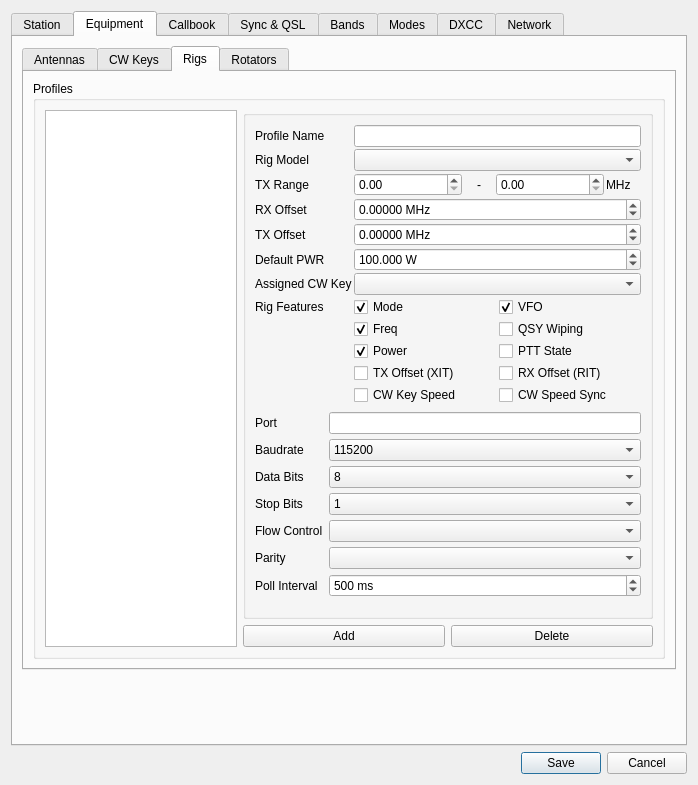
Before: the Qt Designer form ui/SettingsDialog.ui in k5mcd/QLog, drawn with Qt 5.
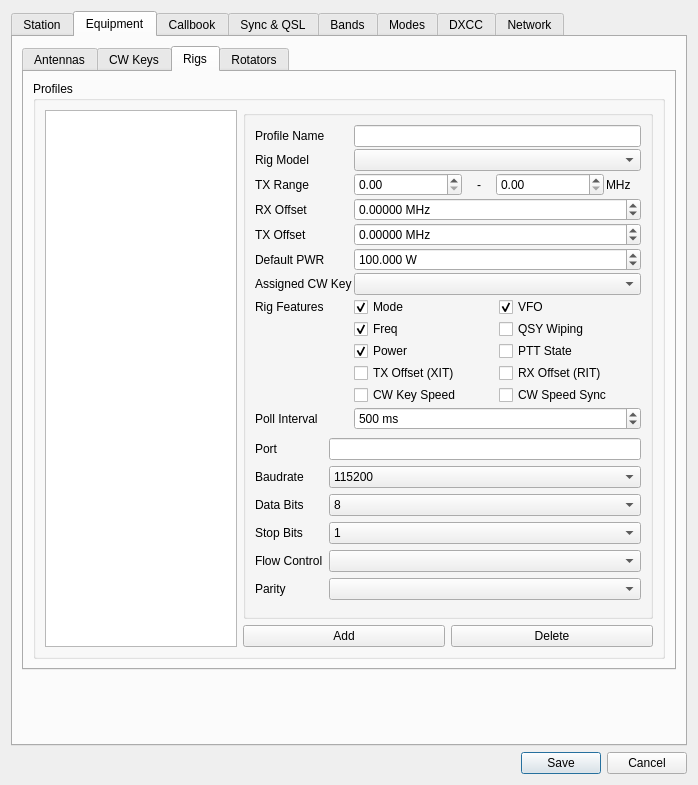
After: the same form once the commit is applied. The open tabs and pages were chosen to show the change. Icons and pictures are not drawn.

Commit message: NetRigPollInterval: NetPort and Polling interval can be defined for NET rig and rot

Patch:
```diff
--- a/ui/SettingsDialog.ui
+++ b/ui/SettingsDialog.ui
@@ -1519,7 +1519,7 @@
                    </item>
                   </layout>
                  </item>
-                 <item row="15" column="0" colspan="2">
+                 <item row="16" column="0" colspan="2">
                   <widget class="QStackedWidget" name="rigStackedWidget">
                    <property name="sizePolicy">
                     <sizepolicy hsizetype="Expanding" vsizetype="Expanding">
@@ -1755,35 +1755,6 @@
                        </property>
                       </widget>
                      </item>
-                     <item row="6" column="0">
-                      <widget class="QLabel" name="rigPollIntervalLabel">
-                       <property name="text">
-                        <string>Poll Interval</string>
-                       </property>
-                      </widget>
-                     </item>
-                     <item row="6" column="1">
-                      <widget class="QSpinBox" name="rigPollIntervalSpinBox">
-                       <property name="sizePolicy">
-                        <sizepolicy hsizetype="Preferred" vsizetype="Fixed">
-                         <horstretch>0</horstretch>
-                         <verstretch>0</verstretch>
-                        </sizepolicy>
-                       </property>
-                       <property name="suffix">
-                        <string> ms</string>
-                       </property>
-                       <property name="minimum">
-                        <number>100</number>
-                       </property>
-                       <property name="maximum">
-                        <number>60000</number>
-                       </property>
-                       <property name="value">
-                        <number>500</number>
-                       </property>
-                      </widget>
-                     </item>
                     </layout>
                    </widget>
                    <widget class="QWidget" name="rigNetworkPage">
@@ -1843,6 +1814,35 @@
                    </widget>
                   </widget>
                  </item>
+                 <item row="15" column="1">
+                  <widget class="QSpinBox" name="rigPollIntervalSpinBox">
+                   <property name="sizePolicy">
+                    <sizepolicy hsizetype="Preferred" vsizetype="Fixed">
+                     <horstretch>0</horstretch>
+                     <verstretch>0</verstretch>
+                    </sizepolicy>
+                   </property>
+                   <property name="suffix">
+                    <string> ms</string>
+                   </property>
+                   <property name="minimum">
+                    <number>100</number>
+                   </property>
+                   <property name="maximum">
+                    <number>60000</number>
+                   </property>
+                   <property name="value">
+                    <number>500</number>
+                   </property>
+                  </widget>
+                 </item>
+                 <item row="15" column="0">
+                  <widget class="QLabel" name="rigPollIntervalLabel">
+                   <property name="text">
+                    <string>Poll Interval</string>
+                   </property>
+                  </widget>
+                 </item>
                 </layout>
                </widget>
               </item>
```
Left out of the diff: 9 changed lines with no effect on the pictures. The commit also changes 2 other files.
